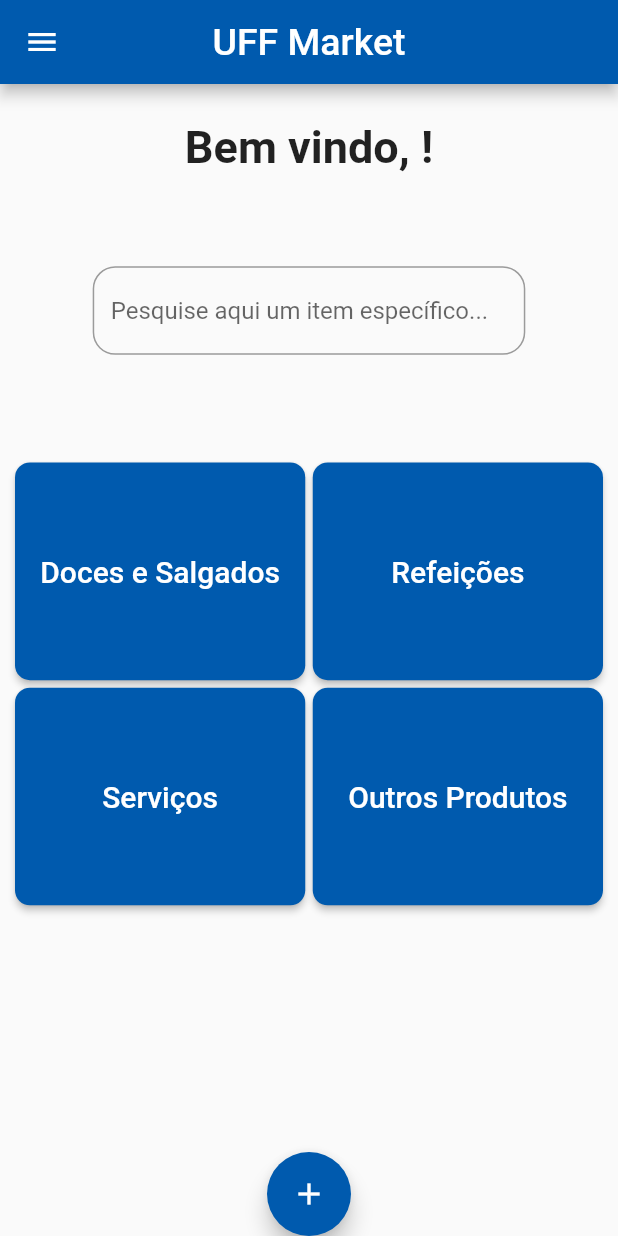
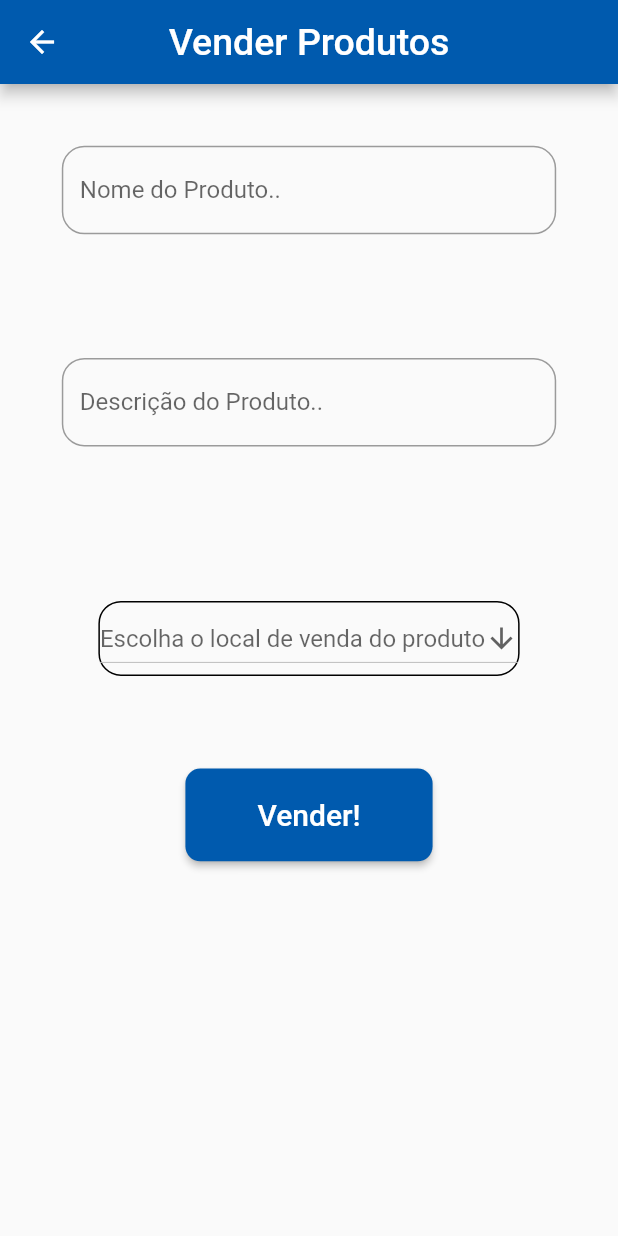
Before and after one commit to Bardasson14/UFFMarket, a Flutter app: the HomePage screen opened directly, after a tap on the "add" icon, on a phone screen of 412 x 824 dp. Run offline on Flutter 3.47's test engine with Material 2 defaults, Android fonts, the phone set to English and light mode, and no system bars; our stand-ins replace cloud_firestore, firebase_auth, google_sign_in, rxdart; accounts and stored records are empty; Roboto replaces fonts that are missing (Quicksand).

Commit message:
Adicionada tela de venda de produtos; Dropdown precisa ser corrigido

```diff
--- a/uff_market/lib/main.dart
+++ b/uff_market/lib/main.dart
@@ -1,6 +1,6 @@
 import 'package:firebase_auth/firebase_auth.dart';
 import 'package:flutter/material.dart';
-import 'package:uff_market/auth.dart';
+//import 'package:uff_market/auth.dart';
 import 'login_page.dart';
 import 'products.dart';
 
@@ -57,12 +57,11 @@ class HomePage extends StatelessWidget{
       body: Column(
       children: <Widget>[
         new Padding(
-          padding: EdgeInsets.only(top: height/5),
+          padding: EdgeInsets.symmetric(vertical: height/3),
           child: FutureBuilder(
           future: FirebaseAuth.instance.currentUser(),
           builder: (context, AsyncSnapshot<FirebaseUser> snapshot) {
               if (snapshot.hasData) {
-
                 return Text("Bem vindo, " + snapshot.data.displayName.split(" ")[0] + "!",
                   style: TextStyle(
                     fontSize: 30,
@@ -70,23 +69,17 @@ class HomePage extends StatelessWidget{
                   ),);
               }
               else {
-                return Text('Loading...');
+                return Text('Loading...',
+                  style: TextStyle(
+                    fontSize: 30,
+                    fontWeight: FontWeight.w600
+                  ),);
               }
           }
         ),
         ),
 
-        new Padding(
-          padding: EdgeInsets.all(height/2),
-          child: TextField(
-            decoration: InputDecoration(
-              hintText: "Pesquise aqui um item específico...",
-              border: OutlineInputBorder(
-                borderRadius: BorderRadius.circular(15.0),
-              ),
-            ),
-          ),
-        ),
+
         new Expanded(
           child: ButtonGrid()
         ),
@@ -95,11 +88,17 @@ class HomePage extends StatelessWidget{
            child: Icon(Icons.add,
             color: Colors.white,),
             onPressed: (){
-
+              Navigator.of(context).push(
+                MaterialPageRoute(
+                  builder: (context){
+                    return SellProduct();
+                  }
+                )
+              );
             },
          )
         ],
-        )
+      )
     );
   }
 }
--- a/uff_market/lib/products.dart
+++ b/uff_market/lib/products.dart
@@ -1,27 +1,182 @@
 import 'package:flutter/material.dart';
-import 'seller.dart';
+
+Color uffBlue = const Color(0xff005AAE);
 
 class Product {
-  String productName, description;
-  double price;
-  Image image;
+  String productID;
+  String productName;
+  String photoURL;
+  String productDescription;
+  String productLocation;
+  double productPrice;
+  String productSeller;
 
-  String getProductName(){
+  String getID(){
+    return this.productID;
+  }
+
+  String getName(){
     return this.productName;
   }
 
+  String getPhotoURL(){
+    return this.photoURL;
+  }
+
   String getDescription(){
-    return this.description;
+    return this.productDescription;
+  }
+
+  String getLocation(){
+    return this.productLocation;
   }
 
   double getPrice(){
-    return this.price;
+    return this.productPrice;
   }
 
-  Image getImage(){
-    return this.image;
+  String getSeller(){
+    return this.productSeller;
   }
 
+  void setName(String name){
+    this.productName = name;
+  }
+
+  void setPhotoURL(String url){
+    this.photoURL = url;
+  }
+
+  void setDescription(String description){
+    this.productDescription = description;
+  }
+
+  void setLocation(String location){
+    this.productLocation = location;
+  }
+
+  void setPrice(double price){
+    this.productPrice = price;
+  }
+
+  void setSeller(String seller){
+    this.productSeller = seller;
+  }
+}
+
+class SellProduct extends StatefulWidget{
+  @override
+  State<StatefulWidget> createState() {
+    return SellProductState();
+  }
+}
+
+class SellProductState extends State<SellProduct>{
+
+  @override
+  Widget build(BuildContext context) {
+    var width = MediaQuery.of(context).size.width * 0.4;
+    var height = MediaQuery.of(context).size.height * 0.15;
+    String dropdownValue;
+
+    return Scaffold(
+      appBar: AppBar(
+        backgroundColor: uffBlue,
+        title: Text("Vender Produtos",
+          style: TextStyle(
+            color: Colors.white,
+            fontSize: 25),),
+        centerTitle: true,
+        leading: IconButton(icon: Icon(Icons.arrow_back),
+        onPressed: (){
+          Navigator.pop(context, true);
+        },),
+      ),
+
+      body: Container(
+        child: Center(
+          child: Column(
+            children: <Widget>[
+               new Padding(
+                padding: EdgeInsets.all(height/3),
+                child: TextField(
+                  decoration: InputDecoration(
+                    hintText: "Nome do Produto..",
+                    border: OutlineInputBorder(
+                      borderRadius: BorderRadius.circular(15.0),
+                    ),
+                  ),
+                ),
+              ),
+
+              new Padding(
+                padding: EdgeInsets.all(height/3),
+                child: TextField(
+                  maxLines: null,
+                  decoration: InputDecoration(
+                    hintText: "Descrição do Produto..",
+                    border: OutlineInputBorder(
+                      borderRadius: BorderRadius.circular(15.0),
+                    ),
+                  ),
+                ),
+              ),
+
+              Padding(
+                padding: EdgeInsets.symmetric(vertical: height/2),
+                child:
+                  Container(
+                    decoration: ShapeDecoration(
+                      shape: RoundedRectangleBorder(
+                        side: BorderSide(width:1, style: BorderStyle.solid),
+                        borderRadius: BorderRadius.all(Radius.circular(15))
+                      )
+                    ),
+                    child:
+                      DropdownButton<String>(
+                        value: dropdownValue,
+                        hint: Text("Escolha o local de venda do produto"),
+                        icon: Icon(Icons.arrow_downward),
+                        iconSize: 22,
+                        //elevation: 14,
+                        onChanged: (newValue){
+                          setState(() {
+                            dropdownValue = newValue;
+                          });
+                        },
+                        items: <String>['Gragoatá', 'Praia Vermelha', 'IACS', 'Valonguinho',
+                          'Gragoatá', 'Direito'].map<DropdownMenuItem<String>>((String value){
+                            return DropdownMenuItem<String>(
+                              value: value,
+                              child: Text(value),
+                            );
+                        }).toList(),
+                    ),
+                  ),
+              ),
+              MaterialButton(
+                shape: RoundedRectangleBorder(
+                    borderRadius: BorderRadius.circular(10.0),
+                  ),
+                onPressed: () => {},
+                minWidth: width,
+                height: height/2,
+                color: const Color(0xff005AAE),
+                child: Text(
+                  "Vender!",
+                  style: TextStyle(
+                    fontFamily: 'Quicksand',
+                    fontSize: 20,
+                    color: Colors.white
+                    )
+                  ),
+                ),
+            ],
+          )
+        )
+      ),
+    );
+  }
 }
 
 class ChooseBetween extends StatelessWidget{
@@ -43,9 +198,9 @@ class ChooseBetween extends StatelessWidget{
           ),
           centerTitle: true,
         ),
-        drawer: Drawer(
+        /*drawer: Drawer(
 
-        ),
+        ),*/
         body: Container(
           child: ListView(
             shrinkWrap: true,
@@ -131,7 +286,7 @@ class ProductScreen extends StatelessWidget{
 
               Row(children: <Widget>[
                 Text(
-                  p.getProductName(),
+                  p.getName(),
                   style: TextStyle(
 
                   ),
--- a/uff_market/lib/seller.dart
+++ /dev/null
@@ -1,3 +0,0 @@
-/*class Seller {
-
-}*/
```
